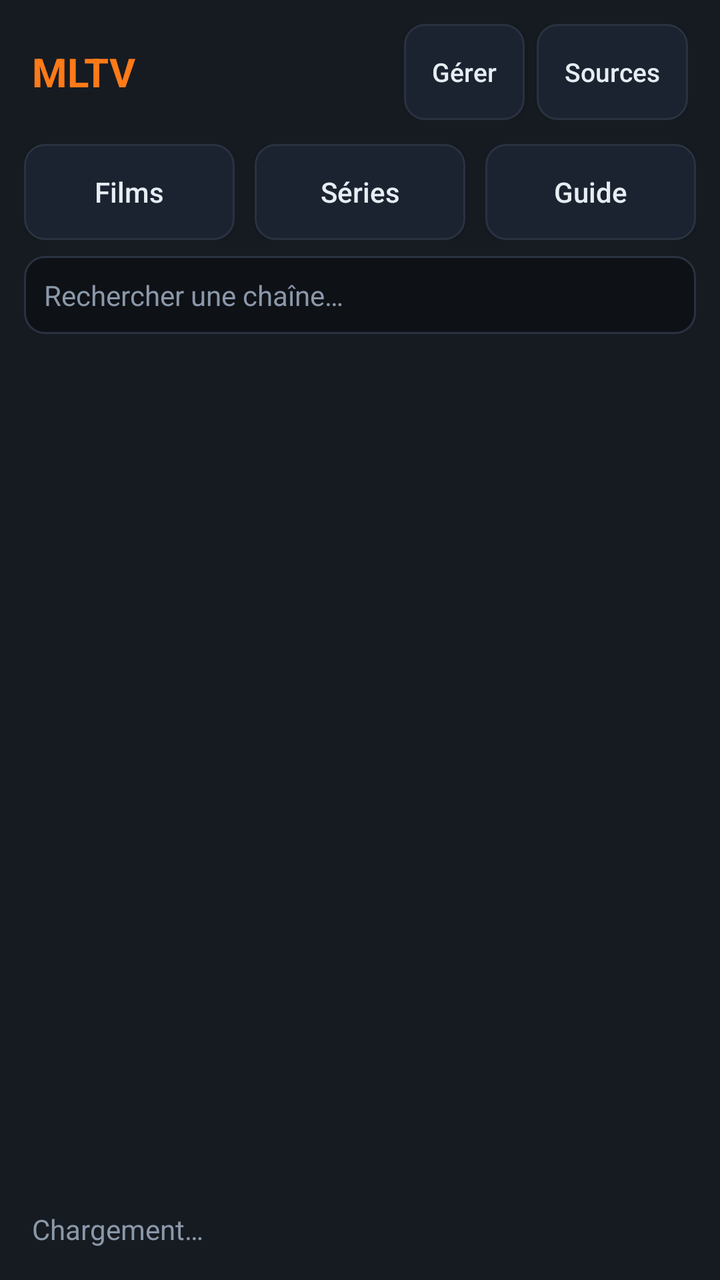
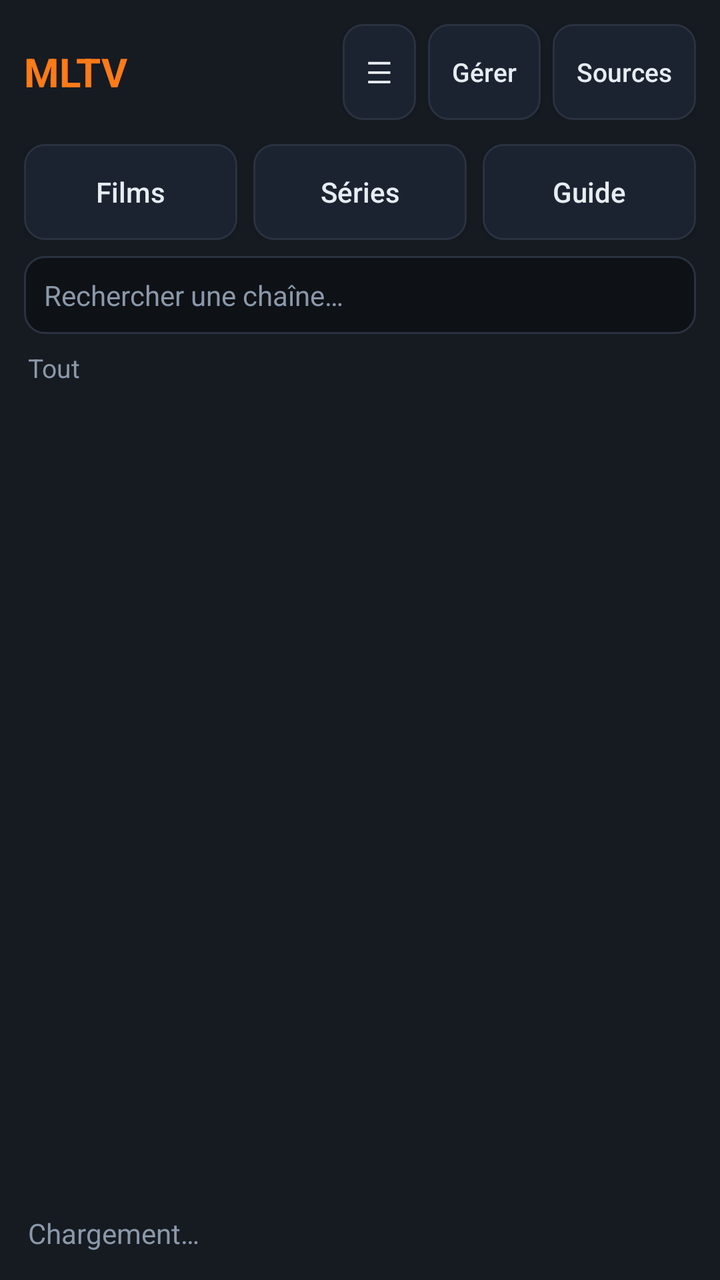

An Android layout rendered at two revisions. The XML below is the earlier revision; the diff shows what the commit changed to produce the second picture.
<!-- AndroidManifest.xml: application theme Theme.MLTV -->
<!-- res/layout/activity_main.xml -->
<?xml version="1.0" encoding="utf-8"?>
<LinearLayout xmlns:android="http://schemas.android.com/apk/res/android"
    android:layout_width="match_parent"
    android:layout_height="match_parent"
    android:orientation="horizontal"
    android:background="@color/bg">

    
    <LinearLayout
        android:layout_width="360dp"
        android:layout_height="match_parent"
        android:orientation="vertical"
        android:background="@color/panel">

        <LinearLayout
            android:layout_width="match_parent"
            android:layout_height="wrap_content"
            android:orientation="horizontal"
            android:gravity="center_vertical"
            android:paddingHorizontal="16dp"
            android:paddingVertical="12dp">

            <TextView
                android:layout_width="0dp"
                android:layout_height="wrap_content"
                android:layout_weight="1"
                android:text="@string/app_name"
                android:textColor="@color/accent"
                android:textSize="20sp"
                android:textStyle="bold" />

            <Button
                android:id="@+id/btn_manage"
                android:layout_width="wrap_content"
                android:layout_height="wrap_content"
                android:layout_marginEnd="6dp"
                android:background="@drawable/btn_secondary"
                android:text="Gérer"
                android:textColor="@color/txt"
                android:textAllCaps="false"
                android:textSize="13sp"
                android:minWidth="0dp"
                android:paddingHorizontal="14dp" />

            <Button
                android:id="@+id/btn_sources"
                android:layout_width="wrap_content"
                android:layout_height="wrap_content"
                android:background="@drawable/btn_secondary"
                android:text="Sources"
                android:textColor="@color/txt"
                android:textAllCaps="false"
                android:textSize="13sp"
                android:minWidth="0dp"
                android:paddingHorizontal="14dp" />
        </LinearLayout>

        <LinearLayout
            android:layout_width="match_parent"
            android:layout_height="wrap_content"
            android:orientation="horizontal"
            android:paddingHorizontal="12dp"
            android:paddingBottom="8dp">

            <Button
                android:id="@+id/btn_films"
                android:layout_width="0dp"
                android:layout_height="wrap_content"
                android:layout_weight="1"
                android:layout_marginEnd="6dp"
                android:background="@drawable/btn_secondary"
                android:text="Films"
                android:textColor="@color/txt"
                android:textAllCaps="false"
                android:textSize="14sp" />

            <Button
                android:id="@+id/btn_series"
                android:layout_width="0dp"
                android:layout_height="wrap_content"
                android:layout_weight="1"
                android:layout_marginHorizontal="4dp"
                android:background="@drawable/btn_secondary"
                android:text="Séries"
                android:textColor="@color/txt"
                android:textAllCaps="false"
                android:textSize="14sp" />

            <Button
                android:id="@+id/btn_guide"
                android:layout_width="0dp"
                android:layout_height="wrap_content"
                android:layout_weight="1"
                android:layout_marginStart="6dp"
                android:background="@drawable/btn_secondary"
                android:text="Guide"
                android:textColor="@color/txt"
                android:textAllCaps="false"
                android:textSize="14sp" />
        </LinearLayout>

        <EditText
            android:id="@+id/et_search"
            android:layout_width="match_parent"
            android:layout_height="wrap_content"
            android:layout_marginHorizontal="12dp"
            android:layout_marginBottom="8dp"
            android:background="@drawable/field_bg"
            android:padding="10dp"
            android:hint="Rechercher une chaîne…"
            android:textColorHint="@color/muted"
            android:textColor="@color/txt"
            android:textSize="14sp"
            android:inputType="text"
            android:imeOptions="actionSearch"
            android:maxLines="1" />

        <androidx.recyclerview.widget.RecyclerView
            android:id="@+id/rv_groups"
            android:layout_width="match_parent"
            android:layout_height="wrap_content"
            android:paddingHorizontal="12dp"
            android:paddingBottom="8dp"
            android:clipToPadding="false"
            android:orientation="horizontal"
            android:scrollbars="none" />

        <androidx.recyclerview.widget.RecyclerView
            android:id="@+id/rv_channels"
            android:layout_width="match_parent"
            android:layout_height="0dp"
            android:layout_weight="1"
            android:paddingHorizontal="8dp"
            android:clipToPadding="false"
            android:scrollbars="vertical" />

        <TextView
            android:id="@+id/tv_status"
            android:layout_width="match_parent"
            android:layout_height="wrap_content"
            android:padding="16dp"
            android:text="Chargement…"
            android:textColor="@color/muted"
            android:textSize="14sp" />
    </LinearLayout>

    
    <androidx.media3.ui.PlayerView
        android:id="@+id/player_view"
        android:layout_width="0dp"
        android:layout_height="match_parent"
        android:layout_weight="1"
        android:background="#FF000000"
        app:use_controller="true"
        app:resize_mode="fit"
        xmlns:app="http://schemas.android.com/apk/res-auto" />
</LinearLayout>
<!-- resources referenced by this layout -->
<resources>
  <color name="accent">#FFFF7A18</color>
  <color name="bg">#FF0E1116</color>
  <color name="muted">#FF8B98A9</color>
  <color name="panel">#FF161B22</color>
  <color name="txt">#FFE6EDF3</color>
  <!-- drawable btn_secondary (drawable) -->
  <?xml version="1.0" encoding="utf-8"?>
  <selector xmlns:android="http://schemas.android.com/apk/res/android">
      <item android:state_focused="true">
          <shape android:shape="rectangle">
              <solid android:color="@color/panel2" />
              <stroke android:width="2dp" android:color="@color/accent" />
              <corners android:radius="10dp" />
          </shape>
      </item>
      <item>
          <shape android:shape="rectangle">
              <solid android:color="@color/panel2" />
              <stroke android:width="1dp" android:color="@color/line" />
              <corners android:radius="10dp" />
          </shape>
      </item>
  </selector>
  <!-- drawable field_bg (drawable) -->
  <?xml version="1.0" encoding="utf-8"?>
  <selector xmlns:android="http://schemas.android.com/apk/res/android">
      <item android:state_focused="true">
          <shape android:shape="rectangle">
              <solid android:color="@color/bg" />
              <stroke android:width="2dp" android:color="@color/accent" />
              <corners android:radius="10dp" />
          </shape>
      </item>
      <item>
          <shape android:shape="rectangle">
              <solid android:color="@color/bg" />
              <stroke android:width="1dp" android:color="@color/line" />
              <corners android:radius="10dp" />
          </shape>
      </item>
  </selector>
  <string name="app_name">MLTV</string>
  <style name="Theme.MLTV" parent="Theme.AppCompat.NoActionBar">
          <item name="android:windowBackground">@color/bg</item>
          <item name="android:statusBarColor">@color/bg</item>
          <item name="android:colorBackground">@color/bg</item>
      </style>
  <color name="panel2">#FF1C2330</color>
  <color name="line">#FF2A3240</color>
</resources>

<!-- the commit's change to res/layout/activity_main.xml (unified diff, before → after) -->
@@ -1,9 +1,38 @@
 <?xml version="1.0" encoding="utf-8"?>
 <LinearLayout xmlns:android="http://schemas.android.com/apk/res/android"
+    xmlns:app="http://schemas.android.com/apk/res-auto"
     android:layout_width="match_parent"
     android:layout_height="match_parent"
     android:orientation="horizontal"
     android:background="@color/bg">
+
+    
+    <LinearLayout
+        android:id="@+id/drawer"
+        android:layout_width="280dp"
+        android:layout_height="match_parent"
+        android:orientation="vertical"
+        android:background="@color/panel2"
+        android:visibility="gone">
+
+        <TextView
+            android:layout_width="match_parent"
+            android:layout_height="wrap_content"
+            android:padding="16dp"
+            android:text="Catégories"
+            android:textColor="@color/accent"
+            android:textSize="16sp"
+            android:textStyle="bold" />
+
+        <androidx.recyclerview.widget.RecyclerView
+            android:id="@+id/rv_catdrawer"
+            android:layout_width="match_parent"
+            android:layout_height="0dp"
+            android:layout_weight="1"
+            android:paddingHorizontal="10dp"
+            android:clipToPadding="false"
+            android:scrollbars="vertical" />
+    </LinearLayout>
 
     
     <LinearLayout
@@ -17,7 +46,7 @@
             android:layout_height="wrap_content"
             android:orientation="horizontal"
             android:gravity="center_vertical"
-            android:paddingHorizontal="16dp"
+            android:paddingHorizontal="12dp"
             android:paddingVertical="12dp">
 
             <TextView
@@ -30,6 +59,18 @@
                 android:textStyle="bold" />
 
             <Button
+                android:id="@+id/btn_cats"
+                android:layout_width="wrap_content"
+                android:layout_height="wrap_content"
+                android:layout_marginEnd="6dp"
+                android:background="@drawable/btn_secondary"
+                android:text="☰"
+                android:textColor="@color/txt"
+                android:textSize="15sp"
+                android:minWidth="0dp"
+                android:paddingHorizontal="12dp" />
+
+            <Button
                 android:id="@+id/btn_manage"
                 android:layout_width="wrap_content"
                 android:layout_height="wrap_content"
@@ -40,7 +81,7 @@
                 android:textAllCaps="false"
                 android:textSize="13sp"
                 android:minWidth="0dp"
-                android:paddingHorizontal="14dp" />
+                android:paddingHorizontal="12dp" />
 
             <Button
                 android:id="@+id/btn_sources"
@@ -52,7 +93,7 @@
                 android:textAllCaps="false"
                 android:textSize="13sp"
                 android:minWidth="0dp"
-                android:paddingHorizontal="14dp" />
+                android:paddingHorizontal="12dp" />
         </LinearLayout>
 
         <LinearLayout
@@ -67,7 +108,7 @@
                 android:layout_width="0dp"
                 android:layout_height="wrap_content"
                 android:layout_weight="1"
-                android:layout_marginEnd="6dp"
+                android:layout_marginEnd="4dp"
                 android:background="@drawable/btn_secondary"
                 android:text="Films"
                 android:textColor="@color/txt"
@@ -91,7 +132,7 @@
                 android:layout_width="0dp"
                 android:layout_height="wrap_content"
                 android:layout_weight="1"
-                android:layout_marginStart="6dp"
+                android:layout_marginStart="4dp"
                 android:background="@drawable/btn_secondary"
                 android:text="Guide"
                 android:textColor="@color/txt"
@@ -115,15 +156,17 @@
             android:imeOptions="actionSearch"
             android:maxLines="1" />
 
-        <androidx.recyclerview.widget.RecyclerView
-            android:id="@+id/rv_groups"
+        <TextView
+            android:id="@+id/tv_curcat"
             android:layout_width="match_parent"
             android:layout_height="wrap_content"
-            android:paddingHorizontal="12dp"
-            android:paddingBottom="8dp"
-            android:clipToPadding="false"
-            android:orientation="horizontal"
-            android:scrollbars="none" />
+            android:paddingHorizontal="14dp"
+            android:paddingBottom="6dp"
+            android:text="Tout"
+            android:textColor="@color/muted"
+            android:textSize="13sp"
+            android:maxLines="1"
+            android:ellipsize="end" />
 
         <androidx.recyclerview.widget.RecyclerView
             android:id="@+id/rv_channels"
@@ -138,7 +181,7 @@
             android:id="@+id/tv_status"
             android:layout_width="match_parent"
             android:layout_height="wrap_content"
-            android:padding="16dp"
+            android:padding="14dp"
             android:text="Chargement…"
             android:textColor="@color/muted"
             android:textSize="14sp" />
@@ -152,6 +195,5 @@
         android:layout_weight="1"
         android:background="#FF000000"
         app:use_controller="true"
-        app:resize_mode="fit"
-        xmlns:app="http://schemas.android.com/apk/res-auto" />
+        app:resize_mode="fit" />
 </LinearLayout>
